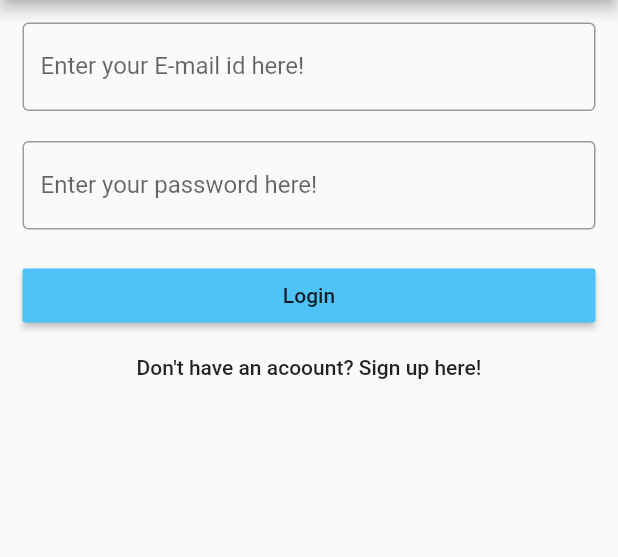
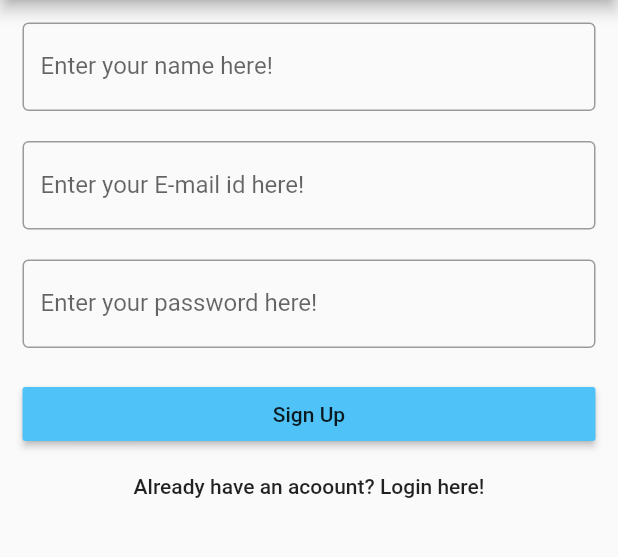
Before and after one commit to yoR-rihsihS/memoir, a Flutter app: the screen it shows after launch, after a tap on "Don't have an acoount? Sign up here!", on a phone screen of 412 x 824 dp, the part 84-641 px from its top. Run offline on Flutter 3.47's test engine with Material 2 defaults, Android fonts, the phone set to English and light mode, and no system bars.

Commit message:
working login-signup

```diff
--- a/lib/login_signup.dart
+++ b/lib/login_signup.dart
@@ -9,9 +9,53 @@ class Login extends StatefulWidget
   }
 }
 
+enum FormType
+{
+  login,
+  register
+}
+
 class _LoginState extends State<Login>
 {
-   @override
+  final formKey = new GlobalKey<FormState>();
+  FormType _formType = FormType.login;
+  String _email = "";
+  String _password = "";
+
+  bool validate()
+  {
+    final form = formKey.currentState;
+    if(form.validate())
+    {
+      form.save();
+      return true;
+    }
+    else
+    {
+      return false;
+    }
+  }
+
+  void moveToRegister()
+  {
+    formKey.currentState.reset();
+    setState(()
+    {
+      _formType = FormType.register;
+    });
+  }
+
+  void moveToLogin()
+  {
+    formKey.currentState.reset();
+    setState(()
+    {
+      _formType = FormType.login;
+    });
+  }
+
+
+  @override
   Widget build(BuildContext context) {
     return Scaffold
     (
@@ -23,22 +67,96 @@ class _LoginState extends State<Login>
       body: new Padding
       (
         padding: EdgeInsets.all(15.0),
-        child: new Column
+        child: new Form
+        (
+          key: formKey,
+          child: new Column
         (
           crossAxisAlignment: CrossAxisAlignment.stretch,
-          children: <Widget>
-          [
-            new TextField
+          children: createForm() + createLogin()
+        ),
+        )
+      ),
+    );
+  }
+
+  List<Widget> createLogin()
+  {
+    if(_formType == FormType.login)
+    {
+      return
+      [
+        new RaisedButton
+        (
+          child: new Text("Login"),
+          color: Color(0XFF4FC3F7),
+          onPressed: (){print("button is pressed");},
+        ),
+
+
+        new FlatButton
+        (
+          child: new Text("Don't have an acoount? Sign up here!"),
+          onPressed: moveToRegister,
+        ),
+      ];
+    }
+    else
+    {
+      return
+      [
+        new RaisedButton
+        (
+          child: new Text("Sign Up"),
+          color: Color(0XFF4FC3F7),
+          onPressed: (){print("button is pressed");},
+        ),
+
+
+        new FlatButton
+        (
+          child: new Text("Already have an acoount? Login here!"),
+          onPressed: moveToLogin,
+        ),
+      ];
+    }
+
+  }
+
+
+  List<Widget> createForm()
+  {
+    if(_formType == FormType.login)
+    {
+      return
+      [
+         new TextFormField
             (
+
               keyboardType: TextInputType.emailAddress,
               decoration: InputDecoration
               (
                 labelText: "Enter your E-mail id here!",
                 border: OutlineInputBorder(),
               ),
+              validator:(value)
+              {
+                return value.isEmpty ? "Please enter a email adddress" : null;
+              },
+              onSaved: (value)
+              {
+                return _email = value;
+              },
             ),
-            new Padding( padding: EdgeInsets.fromLTRB(0.0,10.0,0.0,10.0)),
-            new TextField
+
+
+            new Padding
+            (
+              padding: EdgeInsets.fromLTRB(0.0,10.0,0.0,10.0)
+            ),
+
+
+            new TextFormField
             (
               obscureText: true,
               decoration: InputDecoration
@@ -46,23 +164,88 @@ class _LoginState extends State<Login>
                 labelText: "Enter your password here!",
                 border: OutlineInputBorder(),
               ),
+              validator:(value)
+              {
+                return value.isEmpty ? "Please enter password" : null;
+              },
+              onSaved: (value)
+              {
+                return _password = value;
+              },
             ),
-            new Padding( padding: EdgeInsets.fromLTRB(0.0,10.0,0.0,10.0)),
-            new RaisedButton
+             new Padding
             (
-              child: new Text("Login"),
-              color: Color(0XFF4FC3F7),
-              onPressed: (){print("button is pressed");},
+             padding: EdgeInsets.fromLTRB(0.0,10.0,0.0,10.0)
             ),
-            new FlatButton
+      ];
+    }
+    else
+    {
+      return
+      [
+        new TextFormField
+        (
+          decoration: InputDecoration
+          (
+            labelText: "Enter your name here!",
+            border: OutlineInputBorder(),
+          ),
+        ),
+
+        new Padding
+        (
+          padding: EdgeInsets.fromLTRB(0.0,10.0,0.0,10.0)
+        ),
+
+        new TextFormField
+        (
+          keyboardType: TextInputType.emailAddress,
+          decoration: InputDecoration
+          (
+            labelText: "Enter your E-mail id here!",
+            border: OutlineInputBorder(),
+          ),
+          validator:(value)
+          {
+            return value.isEmpty ? "Please enter a email adddress" : null;
+          },
+          onSaved: (value)
+          {
+            return _email = value;
+          },
+          ),
+
+
+          new Padding
+          (
+            padding: EdgeInsets.fromLTRB(0.0,10.0,0.0,10.0)
+          ),
+
+
+          new TextFormField
+          (
+            obscureText: true,
+            decoration: InputDecoration
             (
-              child: new Text("Don't have an acoount? Sign up here!"),
-              onPressed: (){print("button is pressed");},
-            )
-          ],
-        ),
-      ),
+              labelText: "Enter your password here!",
+              border: OutlineInputBorder(),
+            ),
+            validator:(value)
+            {
+              return value.isEmpty ? "Please enter password" : null;
+            },
+            onSaved: (value)
+            {
+              return _password = value;
+            },
+          ),
 
-    );
+
+          new Padding
+          (
+           padding: EdgeInsets.fromLTRB(0.0,10.0,0.0,10.0)
+          ),
+      ];
+    }
   }
 }
--- a/pubspec.yaml
+++ b/pubspec.yaml
@@ -41,7 +41,7 @@ flutter:
   uses-material-design: true
 
   # To add assets to your application, add an assets section, like this:
-  assets:
+  # assets:
   #  - images/a_dot_burr.jpeg
   #  - images/a_dot_ham.jpeg
 
```
